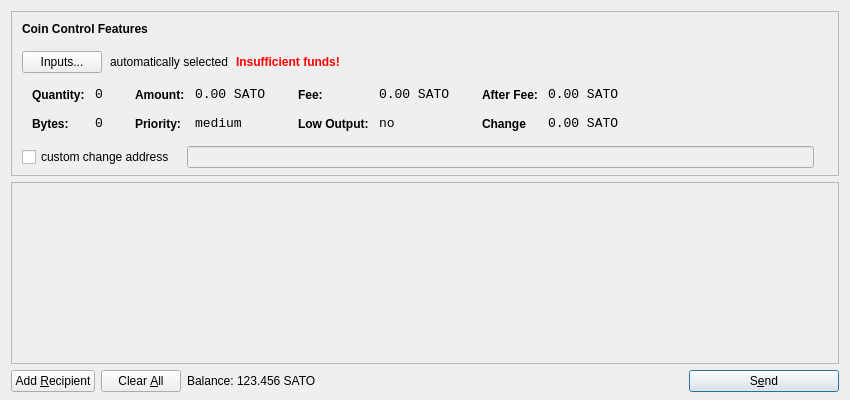
Before: the Qt Designer form src/qt/forms/sendcoinsdialog.ui in MyCryptoCoins/Helium, drawn with Qt 5.
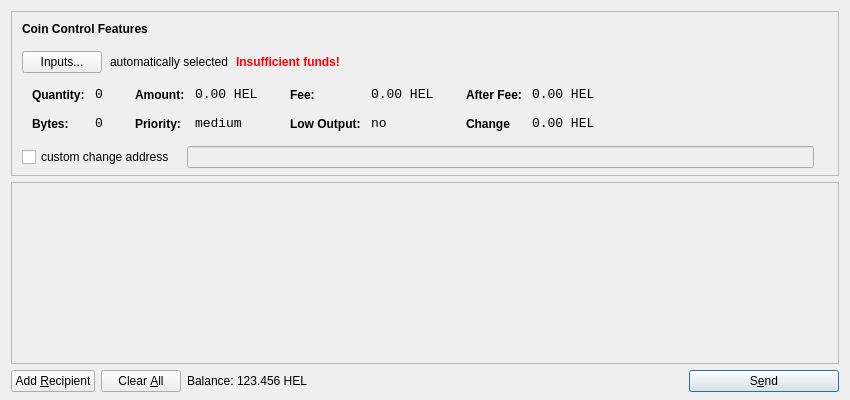
After: the same form once the commit is applied. Icons and pictures are not drawn.

What changed in the file:
```diff
--- a/src/qt/forms/sendcoinsdialog.ui
+++ b/src/qt/forms/sendcoinsdialog.ui
@@ -321,7 +321,7 @@
                   <enum>Qt::ActionsContextMenu</enum>
                  </property>
                  <property name="text">
-                  <string notr="true">0.00 SATO</string>
+                  <string notr="true">0.00 HEL</string>
                  </property>
                  <property name="textInteractionFlags">
                   <set>Qt::LinksAccessibleByMouse|Qt::TextSelectableByKeyboard|Qt::TextSelectableByMouse</set>
@@ -407,7 +407,7 @@
                   <enum>Qt::ActionsContextMenu</enum>
                  </property>
                  <property name="text">
-                  <string notr="true">0.00 SATO</string>
+                  <string notr="true">0.00 HEL</string>
                  </property>
                  <property name="textInteractionFlags">
                   <set>Qt::LinksAccessibleByMouse|Qt::TextSelectableByKeyboard|Qt::TextSelectableByMouse</set>
@@ -493,7 +493,7 @@
                   <enum>Qt::ActionsContextMenu</enum>
                  </property>
                  <property name="text">
-                  <string notr="true">0.00 SATO</string>
+                  <string notr="true">0.00 HEL</string>
                  </property>
                  <property name="textInteractionFlags">
                   <set>Qt::LinksAccessibleByMouse|Qt::TextSelectableByKeyboard|Qt::TextSelectableByMouse</set>
@@ -525,7 +525,7 @@
                   <enum>Qt::ActionsContextMenu</enum>
                  </property>
                  <property name="text">
-                  <string notr="true">0.00 SATO</string>
+                  <string notr="true">0.00 HEL</string>
                  </property>
                  <property name="textInteractionFlags">
                   <set>Qt::LinksAccessibleByMouse|Qt::TextSelectableByKeyboard|Qt::TextSelectableByMouse</set>
@@ -724,7 +724,7 @@
           <cursorShape>IBeamCursor</cursorShape>
          </property>
          <property name="text">
-          <string notr="true">123.456 SATO</string>
+          <string notr="true">123.456 HEL</string>
          </property>
          <property name="textInteractionFlags">
           <set>Qt::LinksAccessibleByMouse|Qt::TextSelectableByKeyboard|Qt::TextSelectableByMouse</set>
```
